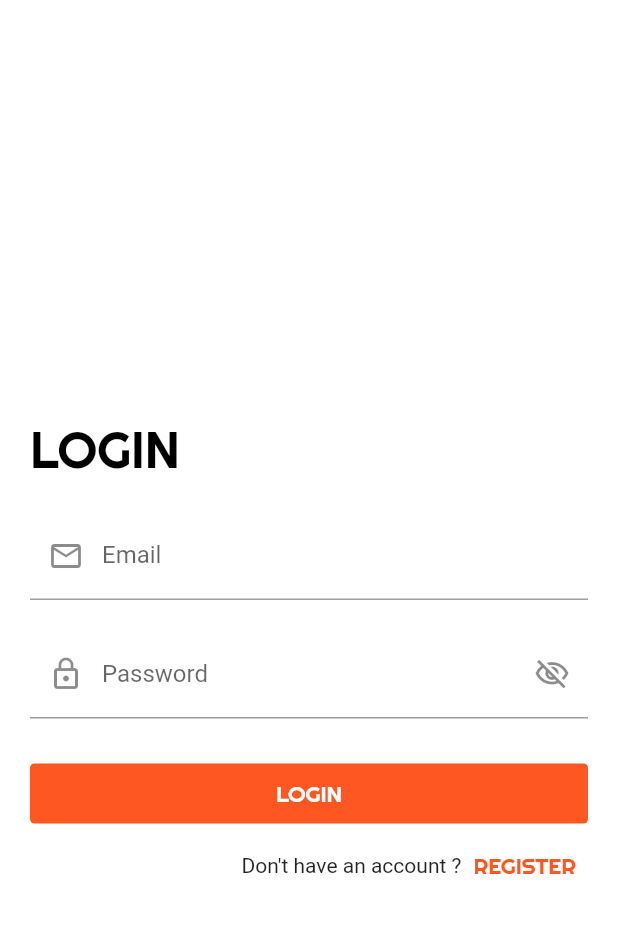
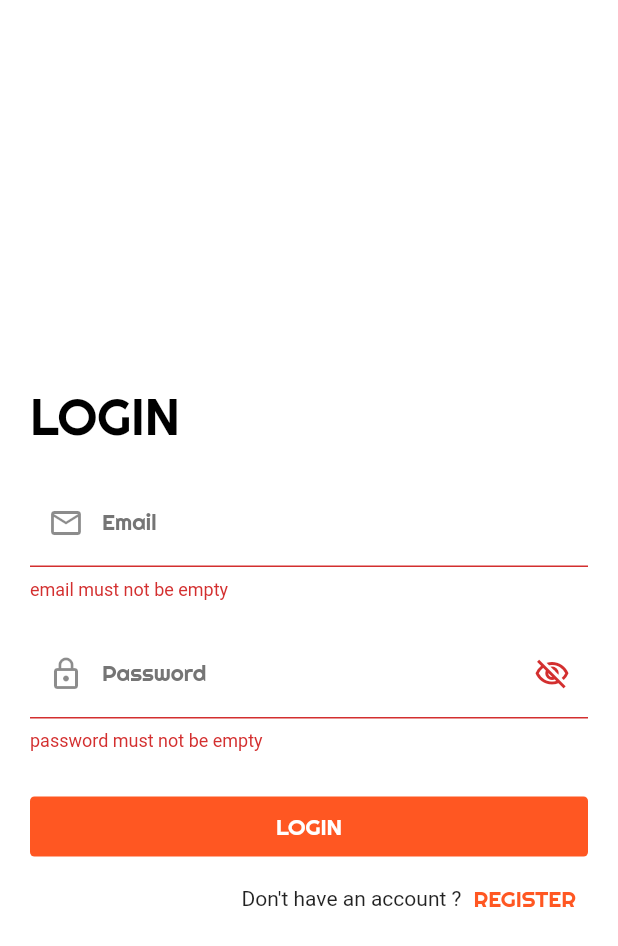
Before and after one commit to Belveloper/ShopApp, a Flutter app: the screen it shows after launch, after a tap on the "arrow forward ios" icon, after a tap on "SKIP", after a tap on "LOGIN", on a phone screen of 412 x 824 dp. Shown: the top 946 px of the screen. Run offline on Flutter 3.47's test engine with Material 2 defaults, Android fonts, the phone set to English and light mode, and no system bars; our stand-ins replace conditional_builder_null_safety, dio, flutter_bloc, smooth_page_indicator.

```diff
--- a/lib/constants/constants.dart
+++ b/lib/constants/constants.dart
@@ -29,7 +29,7 @@ Widget defaultFormField({
   @required TextInputType? keyboardType,
   var onSubmit,
   var onChanged,
-  Function? validator,
+  String? Function(String?)? validate,
   var suffixPressedFuncion,
   @required String? label,
   IconData? prefixIcon,
@@ -37,11 +37,15 @@ Widget defaultFormField({
   bool isPassword = false,
 }) =>
     TextFormField(
+        validator: validate,
         obscureText: isPassword,
         onFieldSubmitted: onSubmit,
         onChanged: onChanged,
         decoration: InputDecoration(
-          label: Text(label!),
+          label: Text(
+            label!,
+            style: defaultTitleTextStyle.copyWith(fontSize: 15),
+          ),
           prefixIcon: Icon(prefixIcon),
           suffixIcon: IconButton(
             icon: Icon(suffixIcon),
--- a/lib/controllers/Login/cubit/cubit.dart
+++ b/lib/controllers/Login/cubit/cubit.dart
@@ -2,7 +2,7 @@ import 'package:flutter/material.dart';
 import 'package:flutter_bloc/flutter_bloc.dart';
 import 'package:shopapp/controllers/Login/cubit/states.dart';
 
-import 'package:shopapp/webServices/endpointa/end_points.dart';
+import 'package:shopapp/webServices/endpoints/end_points.dart';
 import 'package:shopapp/webServices/login_api/dio_helper.dart';
 
 class ShopLoginCubit extends Cubit<ShopLoginStates> {
--- a/lib/views/login_Screen.dart
+++ b/lib/views/login_Screen.dart
@@ -3,6 +3,7 @@ import 'package:flutter/material.dart';
 import 'package:flutter_bloc/flutter_bloc.dart';
 import 'package:shopapp/constants/constants.dart';
 import 'package:shopapp/controllers/Login/cubit/states.dart';
+import 'package:shopapp/views/register_scren.dart';
 
 import '../controllers/Login/cubit/cubit.dart';
 
@@ -46,6 +47,12 @@ class _LoginScreenState extends State<LoginScreen> {
                             height: 20,
                           ),
                           defaultFormField(
+                            validate: (String? value) {
+                              if (value!.isEmpty) {
+                                return 'email must not be empty';
+                              }
+                              return null;
+                            },
                             onChanged: (value) {
                               emailController.text = value;
                             },
@@ -58,6 +65,12 @@ class _LoginScreenState extends State<LoginScreen> {
                             height: 20,
                           ),
                           defaultFormField(
+                              validate: (String? value) {
+                                if (value!.isEmpty) {
+                                  return 'password must not be empty';
+                                }
+                                return null;
+                              },
                               onChanged: (value) {
                                 passwordController.text = value;
                               },
@@ -89,6 +102,7 @@ class _LoginScreenState extends State<LoginScreen> {
                                 builder: (context) => MaterialButton(
                                   onPressed: (() {
                                     if (formKey.currentState!.validate()) {
+                                      // print(emailController.text);
                                       ShopLoginCubit.get(context).userLogin(
                                           email: emailController.text,
                                           password: passwordController.text);
@@ -102,7 +116,9 @@ class _LoginScreenState extends State<LoginScreen> {
                                 ),
                                 fallback: (BuildContext context) =>
                                     const Center(
-                                  child: CircularProgressIndicator(),
+                                  child: CircularProgressIndicator(
+                                    color: Colors.white,
+                                  ),
                                 ),
                               ),
                             ),
@@ -115,7 +131,10 @@ class _LoginScreenState extends State<LoginScreen> {
                             children: [
                               const Text('Don\'t have an account ?'),
                               defaultTextButton(
-                                  onPressed: () {}, text: 'REGISTER'),
+                                  onPressed: () {
+                                    navigateTo(context, const RegisterScreen());
+                                  },
+                                  text: 'REGISTER'),
                             ],
                           ),
                         ],
--- a/lib/webServices/login_api/dio_helper.dart
+++ b/lib/webServices/login_api/dio_helper.dart
@@ -14,11 +14,7 @@ class DioHelper {
     @required String? url,
     @required Map<String, dynamic>? query,
   }) async {
-    try {
-      return dio.get(url.toString(), queryParameters: query);
-    } catch (e) {
-      throw e.toString();
-    }
+    return await dio.get(url.toString(), queryParameters: query);
   }
 
   static Future<Response> postData({
@@ -26,10 +22,6 @@ class DioHelper {
     Map<String, dynamic>? query,
     @required Map<String, dynamic>? data,
   }) async {
-    try {
-      return dio.post(url.toString(), queryParameters: query, data: data);
-    } catch (e) {
-      throw e.toString();
-    }
+    return await dio.post(url.toString(), queryParameters: query, data: data);
   }
 }
```
Also changed, not shown: lib/views/register_scren.dart (added, +12 -0 lines), lib/webServices/endpoints/end_points.dart (renamed from lib/webServices/endpointa/end_points.dart).
